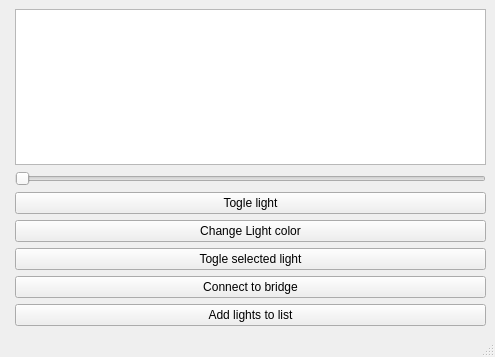
Qt form GUI/PhilipsHueGUI/mainwindow.ui (BOB450/OpenHue) before a commit.
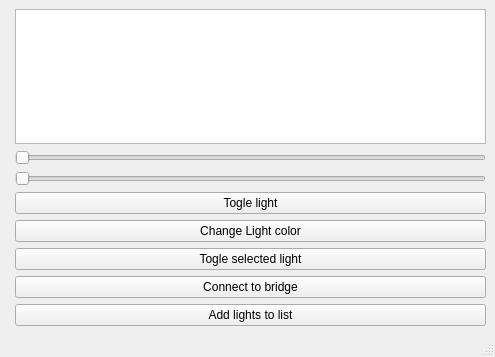
The same form after that commit.

Commit message: added warmth slider

Diff of the .ui file:
```diff
--- a/GUI/PhilipsHueGUI/mainwindow.ui
+++ b/GUI/PhilipsHueGUI/mainwindow.ui
@@ -21,42 +21,42 @@
     <item row="0" column="1">
      <widget class="QListWidget" name="listWidget"/>
     </item>
-    <item row="2" column="1">
+    <item row="3" column="1">
      <widget class="QPushButton" name="pushButton_2">
       <property name="text">
        <string>Togle light</string>
       </property>
      </widget>
     </item>
-    <item row="3" column="1">
+    <item row="4" column="1">
      <widget class="QPushButton" name="pushButton_5">
       <property name="text">
        <string>Change Light color</string>
       </property>
      </widget>
     </item>
-    <item row="4" column="1">
+    <item row="5" column="1">
      <widget class="QPushButton" name="pushButton_4">
       <property name="text">
        <string>Togle selected light</string>
       </property>
      </widget>
     </item>
-    <item row="5" column="1">
+    <item row="6" column="1">
      <widget class="QPushButton" name="pushButton">
       <property name="text">
        <string>Connect to bridge</string>
       </property>
      </widget>
     </item>
-    <item row="6" column="1">
+    <item row="7" column="1">
      <widget class="QPushButton" name="pushButton_3">
       <property name="text">
        <string>Add lights to list</string>
       </property>
      </widget>
     </item>
-    <item row="1" column="1">
+    <item row="2" column="1">
      <widget class="QSlider" name="horizontalSlider">
       <property name="maximum">
        <number>255</number>
@@ -66,6 +66,25 @@
       </property>
      </widget>
     </item>
+    <item row="1" column="1">
+     <widget class="QSlider" name="horizontalSlider_2">
+      <property name="minimum">
+       <number>153</number>
+      </property>
+      <property name="maximum">
+       <number>500</number>
+      </property>
+      <property name="value">
+       <number>153</number>
+      </property>
+      <property name="sliderPosition">
+       <number>153</number>
+      </property>
+      <property name="orientation">
+       <enum>Qt::Horizontal</enum>
+      </property>
+     </widget>
+    </item>
    </layout>
   </widget>
   <widget class="QMenuBar" name="menubar">
```
The commit also changes 3 other files.
